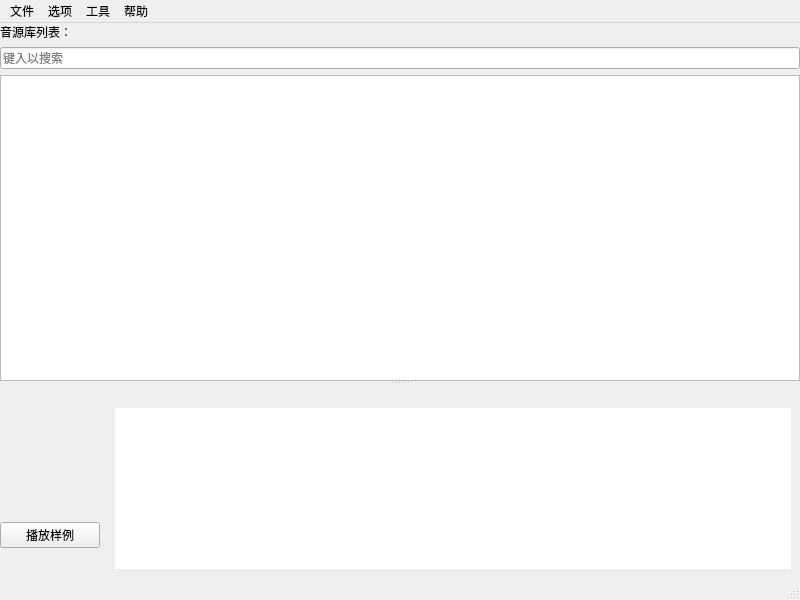
First picture: the form in VoiceBankUtils/voicebankmanagerwindow.ui, repository shine5402/VoicebankManager, before the edit.
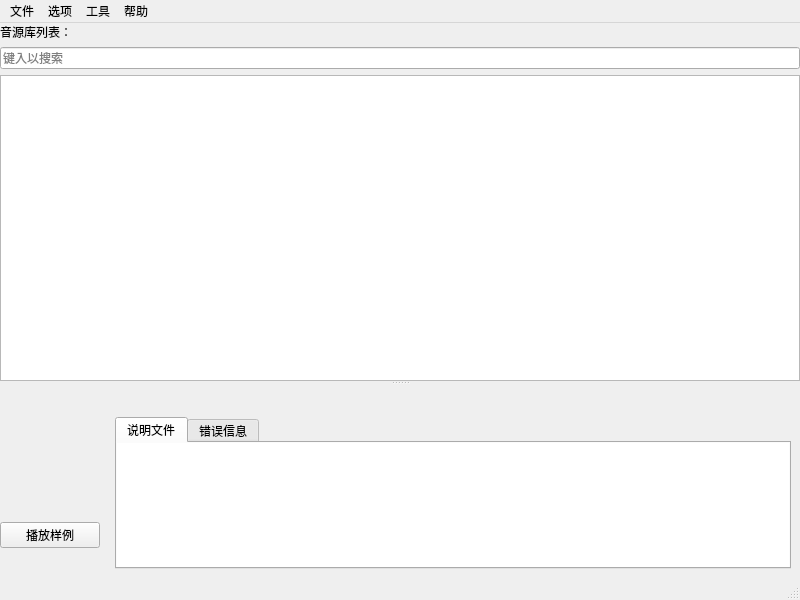
Second picture: the form after the edit. The open tabs and pages were chosen to show the change.

Commit message: 为布局添加tab

Patch:
```diff
--- a/VoiceBankUtils/voicebankmanagerwindow.ui
+++ b/VoiceBankUtils/voicebankmanagerwindow.ui
@@ -206,10 +206,7 @@
             <verstretch>0</verstretch>
            </sizepolicy>
           </property>
-          <layout class="QVBoxLayout" name="verticalLayout_2" stretch="0,1">
-           <property name="topMargin">
-            <number>0</number>
-           </property>
+          <layout class="QVBoxLayout" name="verticalLayout_2" stretch="0,0">
            <item>
             <widget class="QLabel" name="voicebankNameLabel">
              <property name="font">
@@ -228,6 +225,28 @@
             </widget>
            </item>
            <item>
+            <widget class="QTabWidget" name="voiceInformationTabWidget">
+             <property name="currentIndex">
+              <number>1</number>
+             </property>
+             <widget class="QWidget" name="readmeTab">
+              <attribute name="title">
+               <string>说明文件</string>
+              </attribute>
+              <layout class="QGridLayout" name="gridLayout_3">
+               <property name="leftMargin">
+                <number>0</number>
+               </property>
+               <property name="topMargin">
+                <number>0</number>
+               </property>
+               <property name="rightMargin">
+                <number>0</number>
+               </property>
+               <property name="bottomMargin">
+                <number>0</number>
+               </property>
+               <item row="0" column="0">
             <widget class="QTextBrowser" name="voicebankReadmeTextBrowser">
              <property name="sizePolicy">
               <sizepolicy hsizetype="Expanding" vsizetype="Ignored">
@@ -245,6 +264,15 @@
            </item>
           </layout>
          </widget>
+             <widget class="QWidget" name="tab_2">
+              <attribute name="title">
+               <string>错误信息</string>
+              </attribute>
+             </widget>
+            </widget>
+           </item>
+          </layout>
+         </widget>
         </item>
        </layout>
       </widget>
```
Left out of the diff: 4 changed lines with no effect on the pictures. Lines whose indentation alone changed are shown as unchanged. The commit also changes 2 other files.
